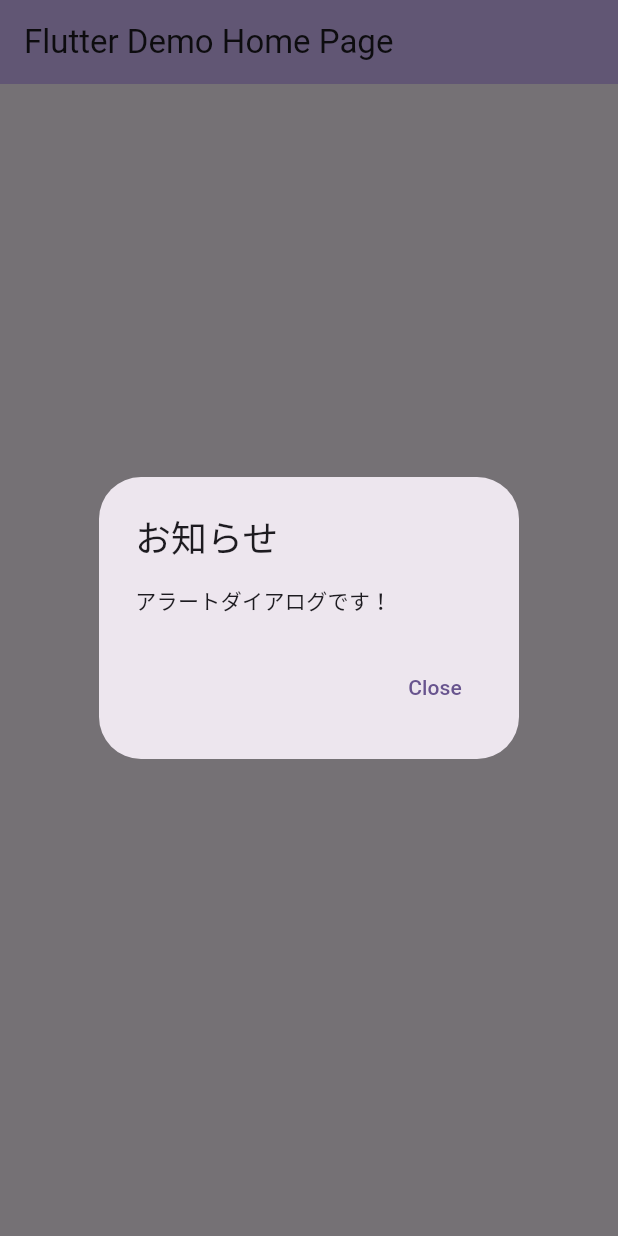
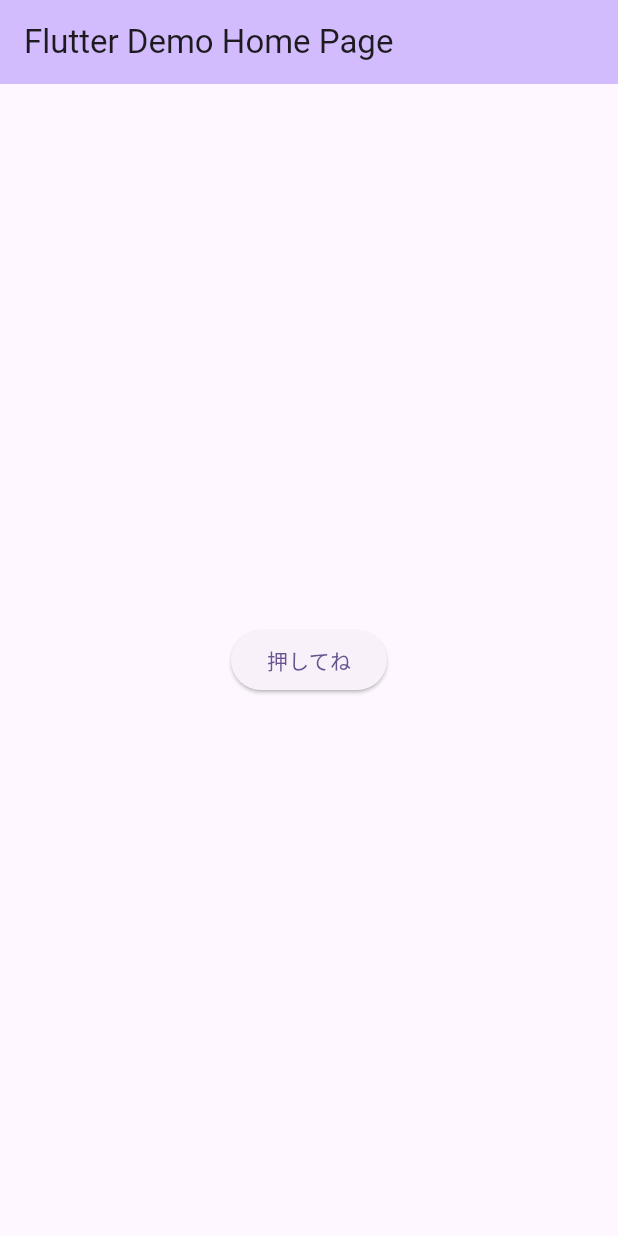
Before and after one commit to Hira0523/chapter03_beginner, a Flutter app: the screen it shows after launch, after a tap on "押してね", on a phone screen of 412 x 824 dp. Run offline on Flutter 3.47's test engine with Material 3 defaults, Android fonts, the phone set to English and light mode, and no system bars.

Commit message:
ElevatedButtonウィジェット実装

```diff
--- a/lib/main.dart
+++ b/lib/main.dart
@@ -34,31 +34,16 @@ class _MyHomePageState extends State<MyHomePage> {
   @override
   Widget build(BuildContext context) {
     return Scaffold(
-      appBar: AppBar(
-        backgroundColor: Theme.of(context).colorScheme.inversePrimary,
-        title: Text(widget.title),
-      ),
-      body: Center(
-          child: TextButton(
+        appBar: AppBar(
+          backgroundColor: Theme.of(context).colorScheme.inversePrimary,
+          title: Text(widget.title),
+        ),
+        body: Center(
+          child: ElevatedButton(
               onPressed: () {
-                // ここに押した時の処理を書きます。
-                showDialog(
-                    context: context,
-                    builder: (context) {
-                      return AlertDialog(
-                        title: const Text('お知らせ'),
-                        content: const Text('アラートダイアログです！'),
-                        actions: [
-                          TextButton(
-                              onPressed: () {
-                                Navigator.of(context).pop();
-                              },
-                              child: const Text('Close'))
-                        ],
-                      );
-                    });
+                // ここに押した時の処理を記述します。
               },
-              child: const Text('押してね'))),
-    );
+              child: const Text('押してね')),
+        ));
   }
 }
```
